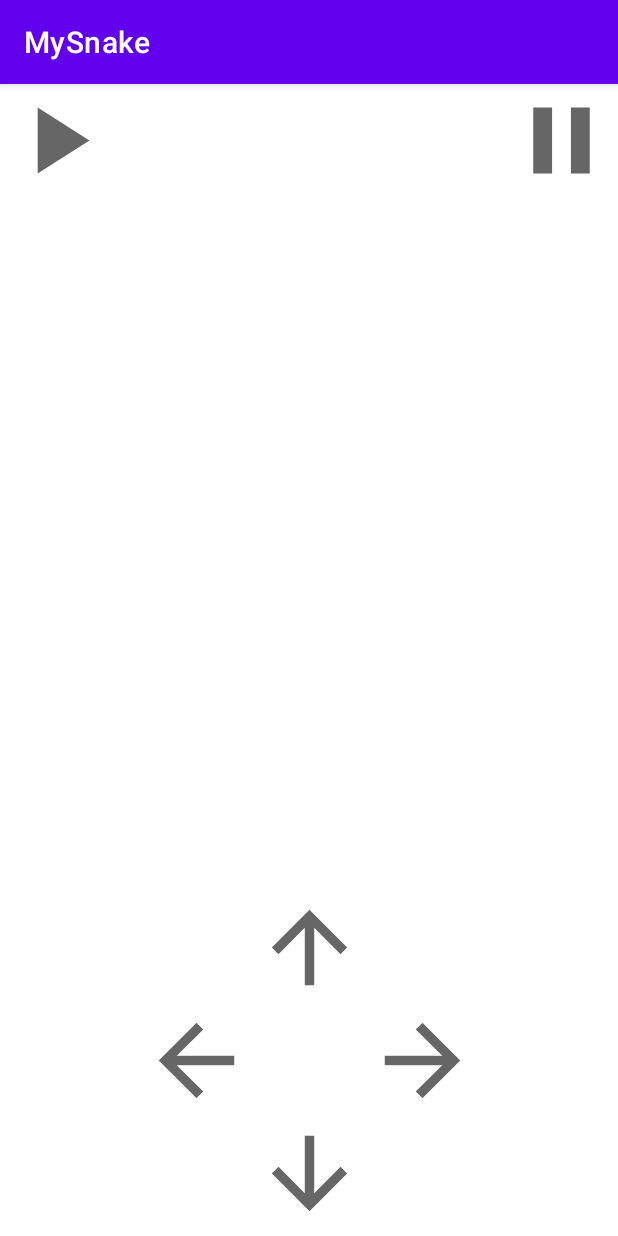
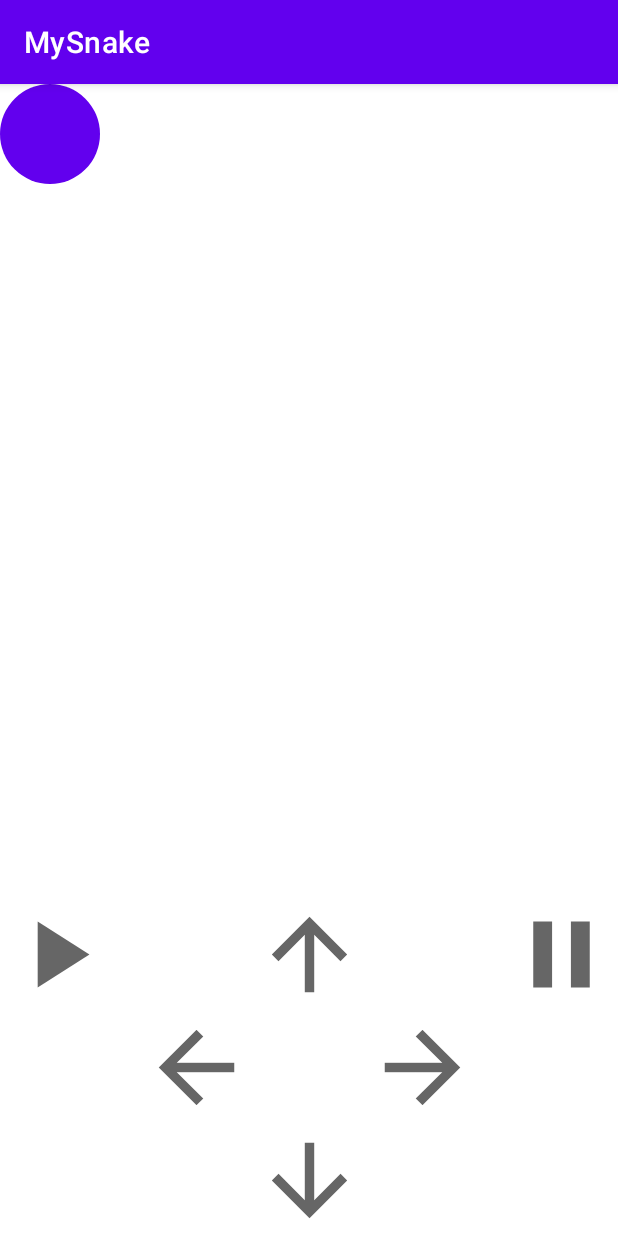
Before and after one commit to kelrus/MySnake, an Android app: the screen it shows after launch (MainActivity), on a phone screen of 412 x 824 dp. Run offline under Robolectric (Android 15) with nearby library versions, the phone set to English and light mode, and no system bars.

Commit message:
added field to move snake

```diff
--- a/app/src/main/res/layout/activity_main.xml
+++ b/app/src/main/res/layout/activity_main.xml
@@ -5,13 +5,21 @@
     xmlns:tools="http://schemas.android.com/tools"
     android:layout_width="match_parent"
     android:layout_height="match_parent"
-    android:id="@+id/container"
     tools:context=".MainActivity"
-    android:orientation="horizontal">
+    android:orientation="vertical">
+
+    <LinearLayout
+        android:id="@+id/container"
+        android:layout_width="match_parent"
+        android:layout_height="0dp"
+        android:layout_weight="1"
+        android:orientation="vertical" />
+
+
 
     <androidx.constraintlayout.widget.ConstraintLayout
         android:layout_width="match_parent"
-        android:layout_height="match_parent">
+        android:layout_height="225dp">
 
         <ImageView
             android:id="@+id/icArrowUp"
@@ -32,7 +40,7 @@
             app:layout_constraintEnd_toEndOf="parent"
             app:layout_constraintStart_toStartOf="parent"
             app:layout_constraintTop_toTopOf="parent"
-            app:layout_constraintVertical_bias="0.885" />
+            app:layout_constraintVertical_bias="0.502" />
 
         <ImageView
             android:id="@+id/icArrowRight"
```
